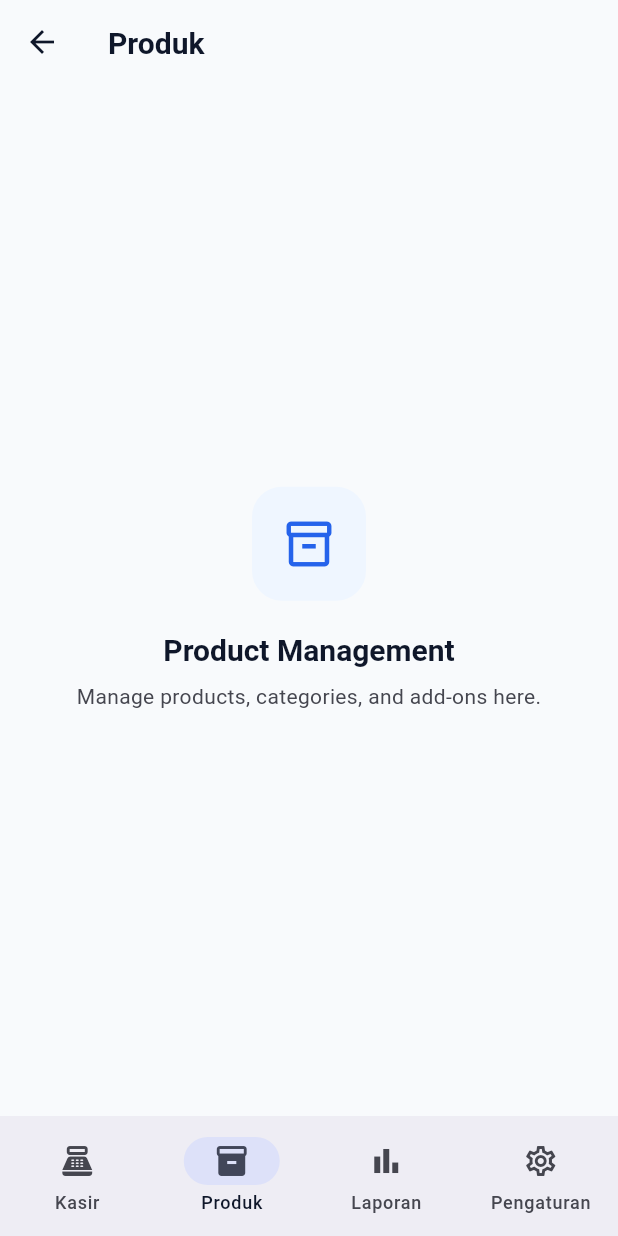
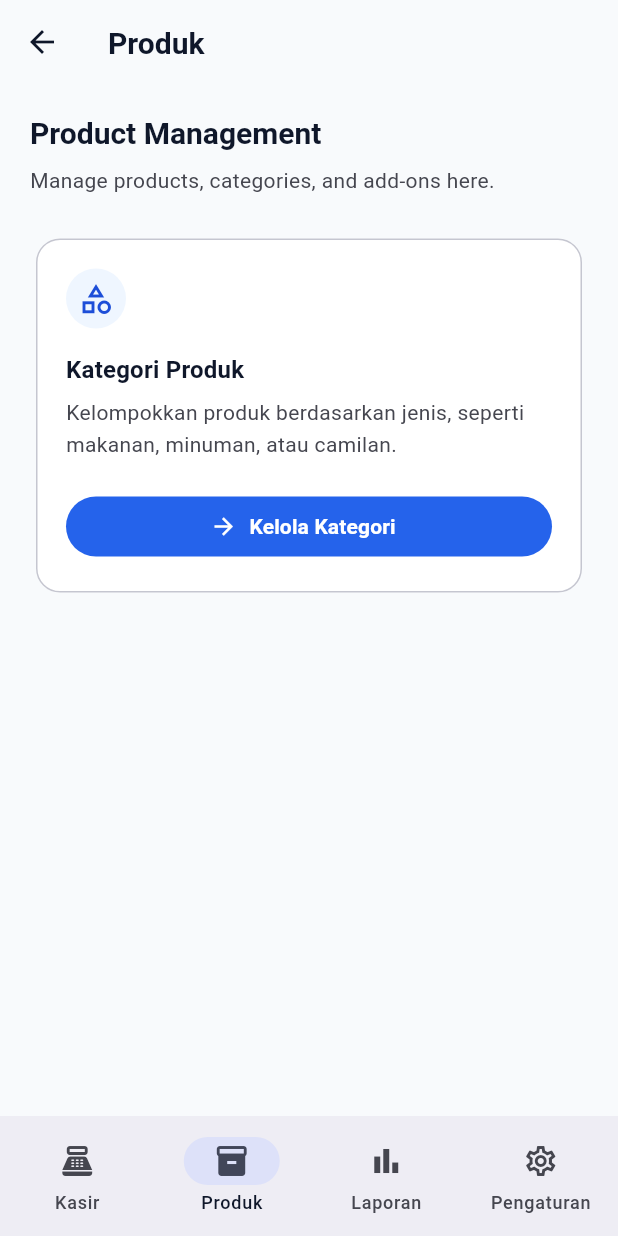
Before and after one commit to nauvalpradipta/mini_pos, a Flutter app: the AppShell screen opened directly, item 2 of the bottom bar chosen, on a phone screen of 412 x 824 dp. Run offline on Flutter 3.47's test engine with Material 3 defaults, Android fonts, the phone set to English and light mode, and no system bars; our stand-ins replace shared_preferences, sqflite; missing offline and left inert: cryptography; accounts and stored records are empty.

Commit message:
feat(products): implement category management UI

```diff
--- a/lib/features/products/viewmodels/product_management_view_model.dart
+++ b/lib/features/products/viewmodels/product_management_view_model.dart
@@ -66,7 +66,6 @@ class ProductManagementViewModel extends ChangeNotifier {
   Future<void> _fetchData() async {
     _categories = await _categoryRepository.getAll(activeOnly: true);
 
-    // Reset filter jika kategori sudah tidak aktif.
     if (_selectedCategoryId != null &&
         !_categories.any((category) => category.id == _selectedCategoryId)) {
       _selectedCategoryId = null;
--- a/lib/features/products/views/products_view.dart
+++ b/lib/features/products/views/products_view.dart
@@ -1,16 +1,91 @@
 import 'package:flutter/material.dart';
 
-import '../../../core/widgets/feature_placeholder.dart';
+import 'category_management_view.dart';
 
 class ProductsView extends StatelessWidget {
   const ProductsView({super.key});
 
+  void _openCategoryManagement(BuildContext context) {
+    Navigator.of(context).push(
+      MaterialPageRoute<void>(builder: (_) => const CategoryManagementView()),
+    );
+  }
+
   @override
   Widget build(BuildContext context) {
-    return const FeaturePlaceholder(
-      icon: Icons.inventory_2_outlined,
-      title: 'Product Management',
-      description: 'Manage products, categories, and add-ons here.',
+    final theme = Theme.of(context);
+    final colorScheme = theme.colorScheme;
+
+    return SingleChildScrollView(
+      padding: const EdgeInsets.all(20),
+      child: Column(
+        crossAxisAlignment: CrossAxisAlignment.start,
+        children: [
+          Text('Product Management', style: theme.textTheme.titleLarge),
+
+          const SizedBox(height: 8),
+
+          Text(
+            'Manage products, categories, and add-ons here.',
+            style: theme.textTheme.bodyMedium?.copyWith(
+              color: colorScheme.onSurfaceVariant,
+            ),
+          ),
+
+          const SizedBox(height: 24),
+
+          Card(
+            elevation: 0,
+            color: colorScheme.surface,
+            shape: RoundedRectangleBorder(
+              borderRadius: BorderRadius.circular(16),
+              side: BorderSide(color: colorScheme.outlineVariant),
+            ),
+            child: Padding(
+              padding: const EdgeInsets.all(20),
+              child: Column(
+                crossAxisAlignment: CrossAxisAlignment.start,
+                children: [
+                  CircleAvatar(
+                    backgroundColor: colorScheme.primaryContainer,
+                    child: Icon(
+                      Icons.category_outlined,
+                      color: colorScheme.onPrimaryContainer,
+                    ),
+                  ),
+
+                  const SizedBox(height: 16),
+
+                  Text('Kategori Produk', style: theme.textTheme.titleMedium),
+
+                  const SizedBox(height: 8),
+
+                  Text(
+                    'Kelompokkan produk berdasarkan jenis, '
+                    'seperti makanan, minuman, atau camilan.',
+                    style: theme.textTheme.bodyMedium?.copyWith(
+                      color: colorScheme.onSurfaceVariant,
+                    ),
+                  ),
+
+                  const SizedBox(height: 20),
+
+                  SizedBox(
+                    width: double.infinity,
+                    child: FilledButton.icon(
+                      onPressed: () {
+                        _openCategoryManagement(context);
+                      },
+                      icon: const Icon(Icons.arrow_forward),
+                      label: const Text('Kelola Kategori'),
+                    ),
+                  ),
+                ],
+              ),
+            ),
+          ),
+        ],
+      ),
     );
   }
 }
```
Also changed, not shown: lib/features/products/views/category_form_dialog.dart (added, +112 -0 lines), lib/features/products/views/category_management_view.dart (added, +264 -0 lines), lib/main.dart (+17 -4 lines), 1 other file.
